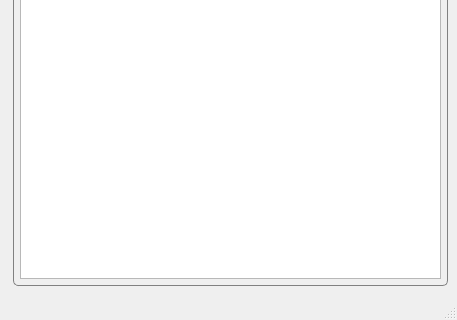
Above: mainwindow.ui from Nicknixer/moneycounter-qt before the change; both pictures show x 0 to 457 and y 212 to 532 of the 457 by 532 pixel window. Below: the same form after it.
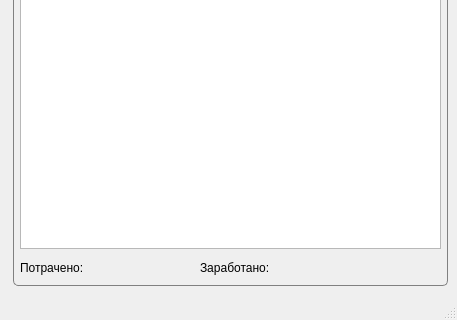
That is the form after the change.

Commit message: Add money-stat

What changed in the file:
```diff
--- a/mainwindow.ui
+++ b/mainwindow.ui
@@ -183,7 +183,7 @@
        <x>10</x>
        <y>60</y>
        <width>421</width>
-       <height>341</height>
+       <height>311</height>
       </rect>
      </property>
      <property name="layoutDirection">
@@ -263,6 +263,58 @@
       <string/>
      </property>
     </widget>
+    <widget class="QLabel" name="label_6">
+     <property name="geometry">
+      <rect>
+       <x>10</x>
+       <y>380</y>
+       <width>81</width>
+       <height>20</height>
+      </rect>
+     </property>
+     <property name="text">
+      <string>Потрачено:</string>
+     </property>
+    </widget>
+    <widget class="QLabel" name="moneyOff">
+     <property name="geometry">
+      <rect>
+       <x>97</x>
+       <y>380</y>
+       <width>91</width>
+       <height>20</height>
+      </rect>
+     </property>
+     <property name="text">
+      <string/>
+     </property>
+    </widget>
+    <widget class="QLabel" name="label_7">
+     <property name="geometry">
+      <rect>
+       <x>190</x>
+       <y>380</y>
+       <width>91</width>
+       <height>20</height>
+      </rect>
+     </property>
+     <property name="text">
+      <string>Заработано:</string>
+     </property>
+    </widget>
+    <widget class="QLabel" name="moneyOn">
+     <property name="geometry">
+      <rect>
+       <x>290</x>
+       <y>380</y>
+       <width>91</width>
+       <height>20</height>
+      </rect>
+     </property>
+     <property name="text">
+      <string/>
+     </property>
+    </widget>
    </widget>
   </widget>
   <widget class="QStatusBar" name="statusBar"/>
```
The commit also changes 1 other file.
